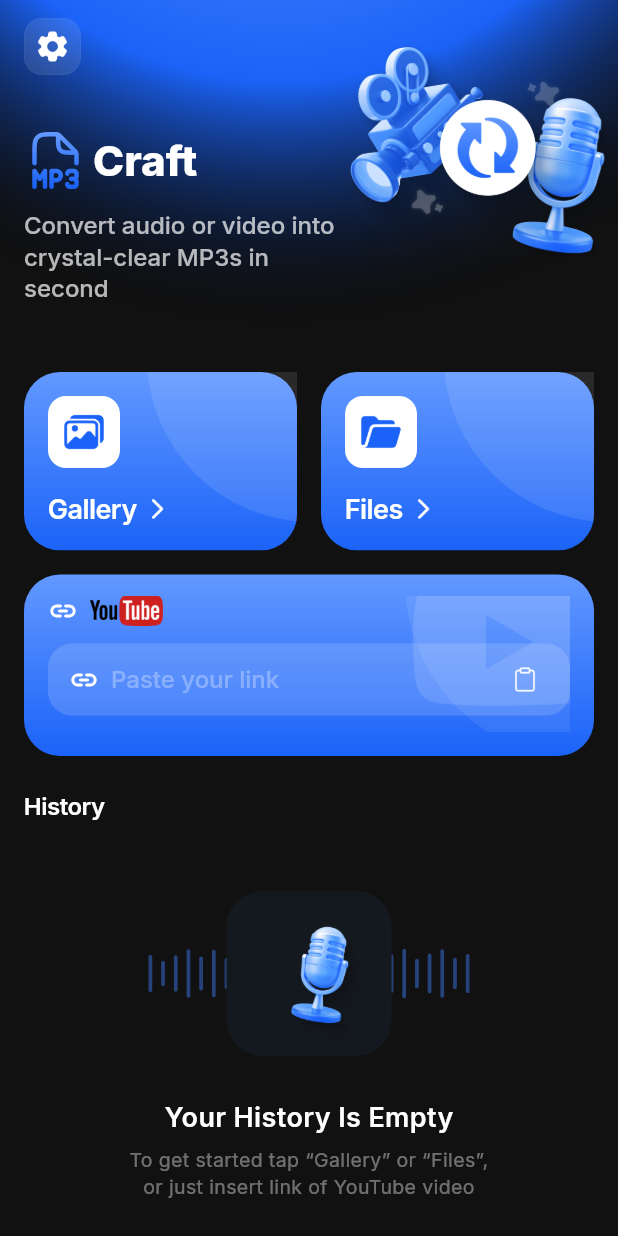
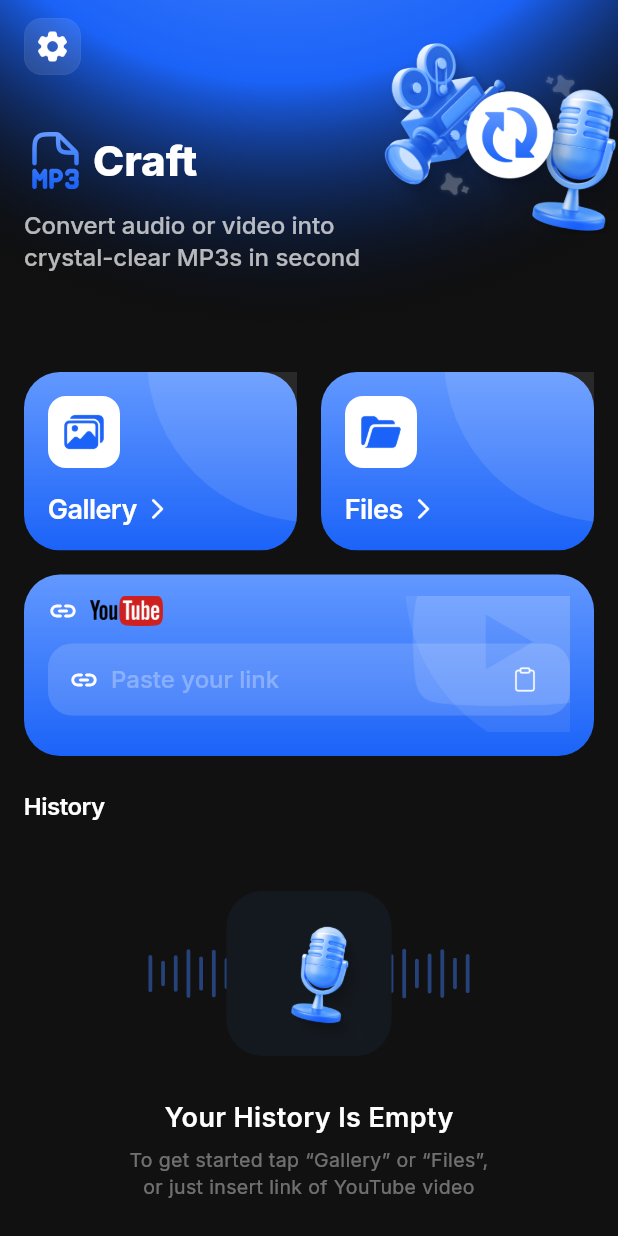
Before and after one commit to aleksandr-chaika/video-to-audio, a Flutter app: the screen it shows after launch, on a phone screen of 412 x 824 dp. Run offline on Flutter 3.47's test engine with Material 3 defaults, Android fonts, the phone set to English and light mode, and no system bars; our stand-ins replace dartz, dio, equatable, file_picker, flutter_bloc, get_it and 6 more; accounts and stored records are empty.

Commit message:
fix(ui): hero text maxWidth 240 для 2-строчного wrap
После hero layout фикса текст «Convert audio or video into\ncrystal-clear
MP3s in second» разбивался на 3 строки (Figma — 2). Увеличил maxWidth
с 220 до 240 и ужал 3D-блок до 200 (right:-30) — теперь текст
помещается в 2 строки, и при этом не пересекается с 3D справа.

```diff
--- a/mobile/lib/core/widgets/app_logo.dart
+++ b/mobile/lib/core/widgets/app_logo.dart
@@ -28,11 +28,11 @@ class AppLogo extends StatelessWidget {
           // 3D-композиция: верхне-правый угол; top:-58 поднимает её на
           // уровень header (settings icon), не залезая на текст слева.
           Positioned(
-            right: -24,
+            right: -30,
             top: -58,
             child: IgnorePointer(
               child: SizedBox(
-                width: 220,
+                width: 200,
                 height: 175,
                 child: Image.asset(
                   heroAssetPath,
@@ -43,13 +43,14 @@ class AppLogo extends StatelessWidget {
               ),
             ),
           ),
-          // Текст слева, ограниченный по ширине (220px) — не подходит под
-          // 3D-блок справа.
+          // Текст слева, ограниченный по ширине (240px) — это ширина из
+          // Figma (303px) минус safe-margin до 3D-блока. Хватает на
+          // «crystal-clear MP3s in second» в одной строке.
           Positioned(
             left: 0,
             top: 24,
             child: ConstrainedBox(
-              constraints: const BoxConstraints(maxWidth: 220),
+              constraints: const BoxConstraints(maxWidth: 240),
               child: Column(
                 crossAxisAlignment: CrossAxisAlignment.start,
                 mainAxisSize: MainAxisSize.min,
```
